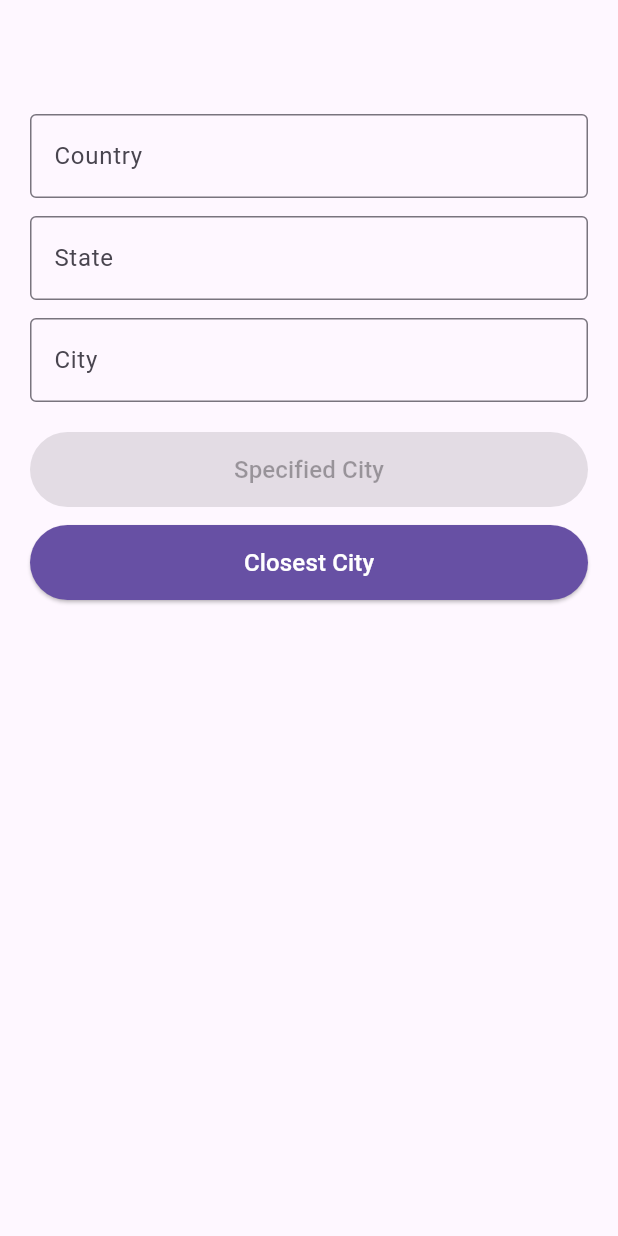
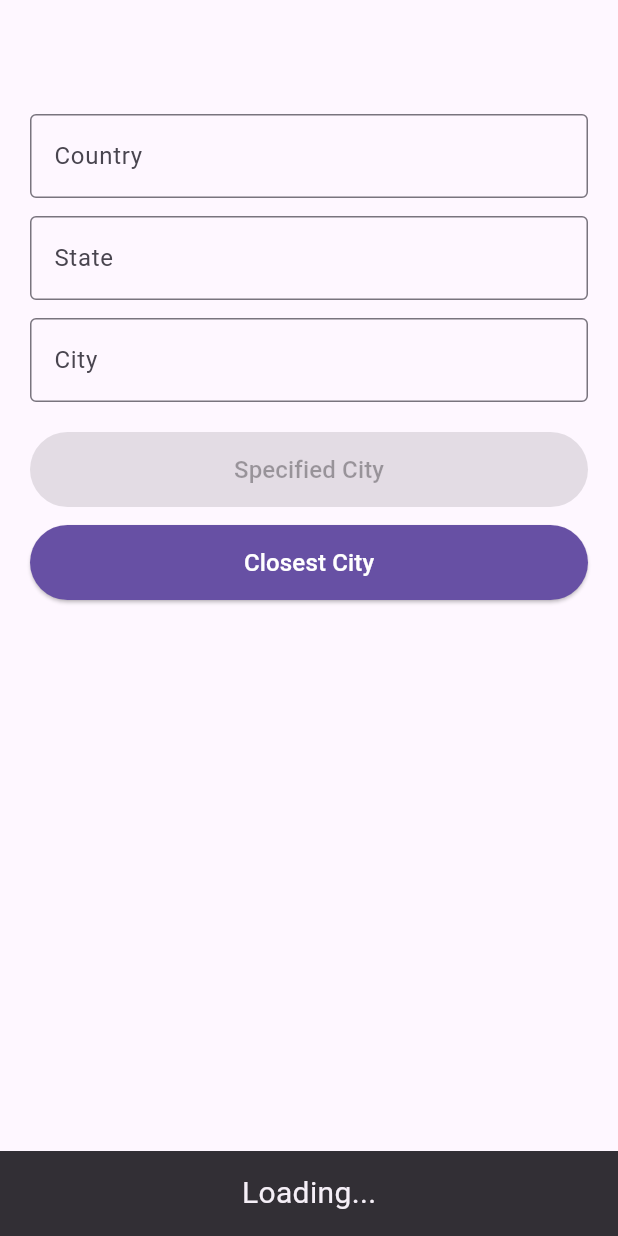
Before and after one commit to martnzz/AQ_monitor, a Flutter app: the SetupPage screen opened directly, after a tap on "Closest City", on a phone screen of 412 x 824 dp. Run offline on Flutter 3.47's test engine with Material 3 defaults, Android fonts, the phone set to English and light mode, and no system bars; our stand-ins replace connectivity_plus, dartz, easy_localization, equatable, flutter_bloc, flutter_local_notifications and 3 more; missing offline and left inert: background_fetch.

Commit message:
setup control error handling

```diff
--- a/assets/translations/en-US.json
+++ b/assets/translations/en-US.json
@@ -31,6 +31,6 @@
   "aqi_body": "Appears after a successful Setup\nDisplays the relevant air quality information \nShows a burger menu button in the top right corner which launches the navigation drawer",
   "nav_title": "Navigation Drawer",
   "nav_body": "Settings menu item launches the Setup Page or a similar page with options for choosing the place for air quality data.\nLanguage menu item makes it possible to switch languages on the fly.\nAbout menu item displays a simple dialog with app name, version information and option to check opensource licenses.",
-  "version": "Version"
-
+  "version": "Version",
+  "no_permission" : "No Permission For Location!"
 }
--- a/assets/translations/hu-HU.json
+++ b/assets/translations/hu-HU.json
@@ -31,5 +31,6 @@
   "aqi_body": "Sikeres beállítás után jelenik meg\nMegjeleníti a megfelelő levegőminőségi információkat\nMegjeleníti a burger menü gombját a jobb felső sarokban, amely elindítja a navigációs fiókot",
   "nav_title": "Navigációs oldal",
   "nav_body": "A Beállítások menüpont elindítja a Beállítási oldalt vagy egy hasonló oldalt, amelyen lehetőség nyílik a levegőminőségi adatok helyének kiválasztására.\nA Nyelv menüpont lehetővé teszi a nyelvek menet közbeni váltását.\nA Névjegy menüpont egy egyszerű párbeszédpanelt jelenít meg az alkalmazás nevével, a verzióinformációkkal és a nyílt forráskódú licencek ellenőrzésének lehetőségével.",
- "version" : "Verzió"
+ "version" : "Verzió",
+ "no_permission" : "Nincs engedély a tartózkodási helyhez!"
 }
--- a/lib/features/aq_feature/presentation/widgets/setup_controls.dart
+++ b/lib/features/aq_feature/presentation/widgets/setup_controls.dart
@@ -1,3 +1,5 @@
+import 'package:aq_monitor/core/error/failures.dart';
+import 'package:aq_monitor/core/util/show_snackbar.dart';
 import 'package:aq_monitor/features/aq_feature/presentation/bloc/aq_items_bloc.dart';
 import 'package:easy_localization/easy_localization.dart';
 import 'package:flutter/material.dart';
@@ -97,11 +99,14 @@ class _SetupControlsState extends State<SetupControls> {
   }
 
   Future<void> dispatchClosestCity() async {
+    bool serviceEnabled;
+    showInSnackBar('loading'.tr(), context);
     LocationPermission permission = await Geolocator.checkPermission();
     if (permission == LocationPermission.denied) {
       permission = await Geolocator.requestPermission();
     }
-
+    serviceEnabled= await Geolocator.isLocationServiceEnabled();
+    if(serviceEnabled){
       if (permission == LocationPermission.whileInUse ||
           permission == LocationPermission.always) {
         try {
@@ -111,9 +116,13 @@ class _SetupControlsState extends State<SetupControls> {
           BlocProvider.of<AqItemsBloc>(context).add(GetClosestAqItemEvent(
               lat: position.latitude, lon: position.longitude));
         } catch (e) {
-        throw Exception;
+          throw Exception();
         }
       }
+    }else{
+      showInSnackBar('no_permission'.tr(), context);
+    }
+
   }
 
   void dispatchSpecifiedCity() {
```
Lines whose indentation alone changed are shown as unchanged.
